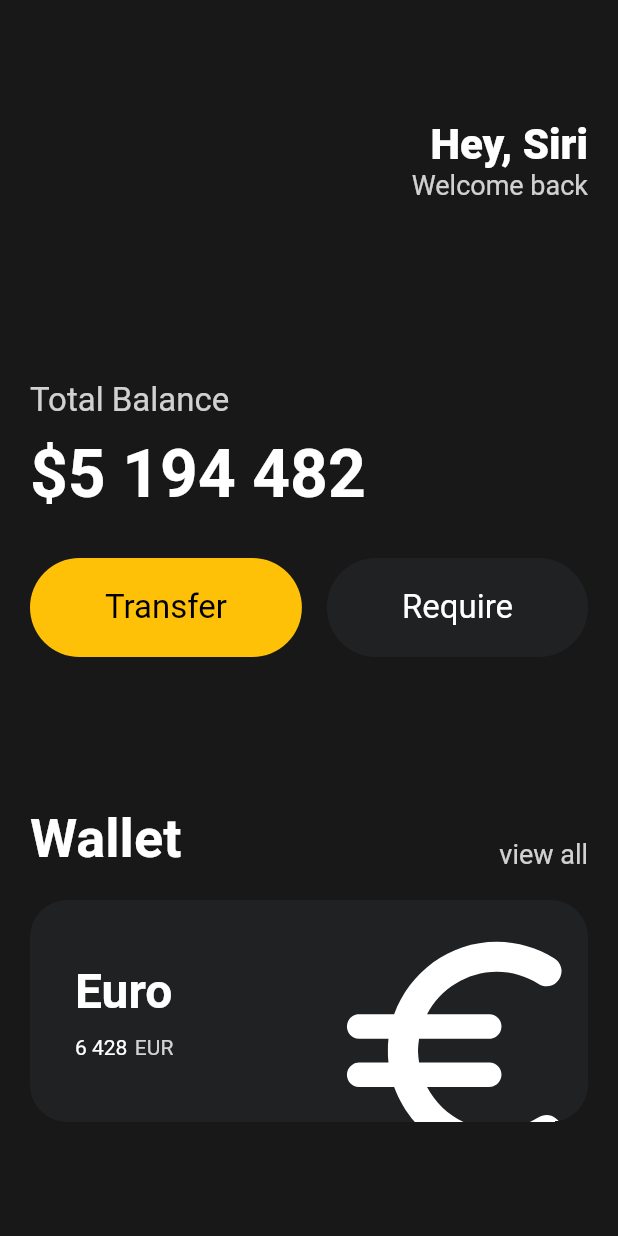
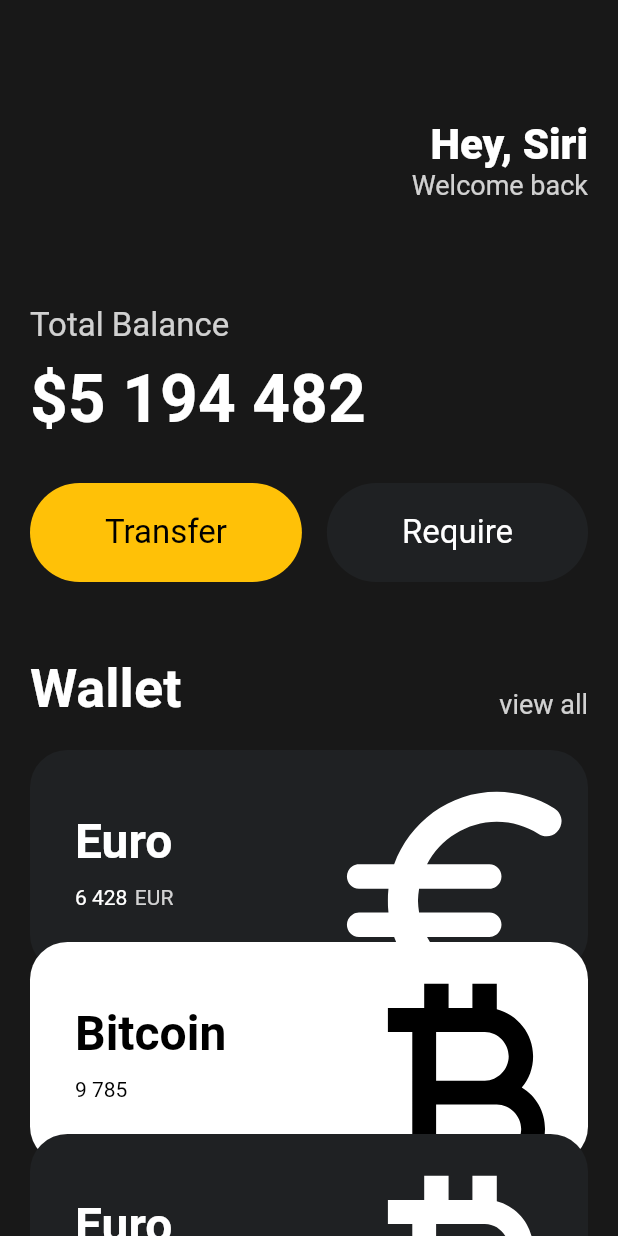
Before and after one commit to lumpenop/flutter_start, a Flutter app: the screen it shows after launch, on a phone screen of 412 x 824 dp. Run offline on Flutter 3.47's test engine with Material 2 defaults, Android fonts, the phone set to English and light mode, and no system bars.

Commit message:
main 페이지 마크업 완료

```diff
--- a/lib/main.dart
+++ b/lib/main.dart
@@ -1,5 +1,6 @@
 import 'package:flutter/material.dart';
 import 'package:toon/widgets/button.dart';
+import 'package:toon/widgets/currency_card.dart';
 
 void main() {
   runApp(const App());
@@ -13,7 +14,7 @@
     return MaterialApp(
       home: Scaffold(
           backgroundColor: const Color(0xFF181818),
-          body: Padding(
+          body: SingleChildScrollView(
             padding: const EdgeInsets.symmetric(horizontal: 20),
             child: Column(
               crossAxisAlignment: CrossAxisAlignment.start,
@@ -45,7 +46,7 @@
                   ],
                 ),
                 const SizedBox(
-                  height: 120,
+                  height: 70,
                 ),
                 Text(
                   'Total Balance',
@@ -84,7 +85,7 @@
                   ],
                 ),
                 const SizedBox(
-                  height: 100,
+                  height: 50,
                 ),
                 Row(
                   mainAxisAlignment: MainAxisAlignment.spaceBetween,
@@ -110,64 +111,31 @@
                 const SizedBox(
                   height: 20,
                 ),
-                Container(
-                  clipBehavior: Clip.hardEdge,
-                  decoration: BoxDecoration(
-                    color: const Color(0xFF1F2123),
-                    borderRadius: BorderRadius.circular(25),
+                const CurrencyCard(
+                  name: 'Euro',
+                  code: 'EUR',
+                  amount: '6 428',
+                  icon: Icons.euro_rounded,
+                  isInverted: false,
+                ),
+                Transform.translate(
+                  offset: const Offset(0, -20),
+                  child: const CurrencyCard(
+                    name: 'Bitcoin',
+                    code: 'BTC',
+                    amount: '9 785',
+                    icon: Icons.currency_bitcoin,
+                    isInverted: true,
                   ),
-                  child: Padding(
-                    padding: const EdgeInsets.all(30),
-                    child: Row(
-                      mainAxisAlignment: MainAxisAlignment.spaceBetween,
-                      children: [
-                        Column(
-                          crossAxisAlignment: CrossAxisAlignment.start,
-                          children: [
-                            const Text(
-                              'Euro',
-                              style: TextStyle(
-                                  color: Colors.white,
-                                  fontSize: 32,
-                                  fontWeight: FontWeight.w600),
-                            ),
-                            const SizedBox(
-                              height: 10,
-                            ),
-                            Row(
-                              children: [
-                                const Text(
-                                  '6 428',
-                                  style: TextStyle(
-                                    color: Colors.white,
-                                  ),
-                                ),
-                                const SizedBox(
-                                  width: 5,
-                                ),
-                                Text(
-                                  'EUR',
-                                  style: TextStyle(
-                                    color: Colors.white.withOpacity(0.8),
-                                  ),
-                                ),
-                              ],
-                            ),
-                          ],
-                        ),
-                        Transform.scale(
-                          scale: 2.2,
-                          child: Transform.translate(
-                            offset: const Offset(-5, 12),
-                            child: const Icon(
-                              Icons.euro_rounded,
-                              color: Colors.white,
-                              size: 88,
-                            ),
-                          ),
-                        ),
-                      ],
-                    ),
+                ),
+                Transform.translate(
+                  offset: const Offset(0, -40),
+                  child: const CurrencyCard(
+                    name: 'Euro',
+                    code: 'EUR',
+                    amount: '6 428',
+                    icon: Icons.currency_bitcoin,
+                    isInverted: false,
                   ),
                 )
               ],
--- /dev/null
+++ b/lib/widgets/currency_card.dart
@@ -0,0 +1,82 @@
+import 'package:flutter/material.dart';
+
+class CurrencyCard extends StatelessWidget {
+  final String name, code, amount;
+  final IconData icon;
+  final bool isInverted;
+  final _blackColor = const Color(0xFF1F2123);
+
+  const CurrencyCard({
+    super.key,
+    required this.name,
+    required this.code,
+    required this.amount,
+    required this.icon,
+    required this.isInverted,
+  });
+
+  @override
+  Widget build(BuildContext context) {
+    // TODO: implement build
+    return Container(
+      clipBehavior: Clip.hardEdge,
+      decoration: BoxDecoration(
+        color: isInverted ? Colors.white : _blackColor,
+        borderRadius: BorderRadius.circular(25),
+      ),
+      child: Padding(
+        padding: const EdgeInsets.all(30),
+        child: Row(
+          mainAxisAlignment: MainAxisAlignment.spaceBetween,
+          children: [
+            Column(
+              crossAxisAlignment: CrossAxisAlignment.start,
+              children: [
+                Text(
+                  name,
+                  style: TextStyle(
+                      color: isInverted ? Colors.black : Colors.white,
+                      fontSize: 32,
+                      fontWeight: FontWeight.w600),
+                ),
+                const SizedBox(
+                  height: 10,
+                ),
+                Row(
+                  children: [
+                    Text(
+                      amount,
+                      style: TextStyle(
+                        color: isInverted ? Colors.black : Colors.white,
+                      ),
+                    ),
+                    const SizedBox(
+                      width: 5,
+                    ),
+                    Text(
+                      code,
+                      style: TextStyle(
+                        color: Colors.white.withOpacity(0.8),
+                      ),
+                    ),
+                  ],
+                ),
+              ],
+            ),
+            Transform.scale(
+              scale: 2.2,
+              child: Transform.translate(
+                offset: const Offset(-5, 12),
+                child: Icon(
+                  icon,
+                  color: isInverted ? Colors.black : Colors.white,
+                  size: 88,
+                ),
+              ),
+            ),
+          ],
+        ),
+      ),
+    );
+  }
+}
```
